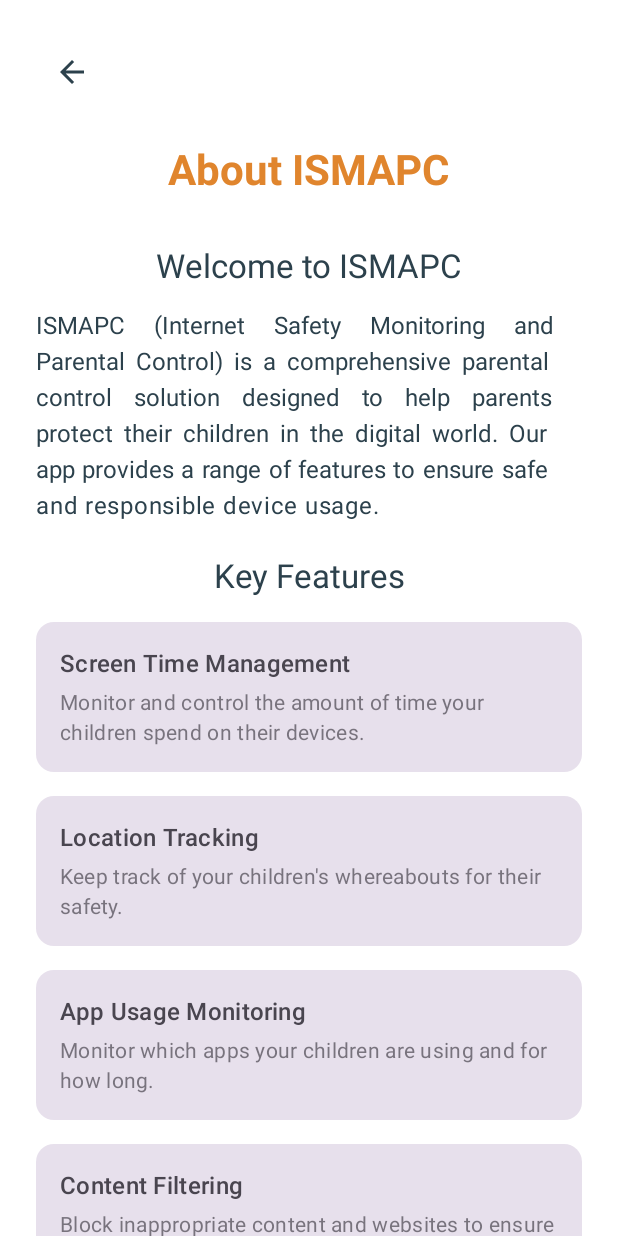
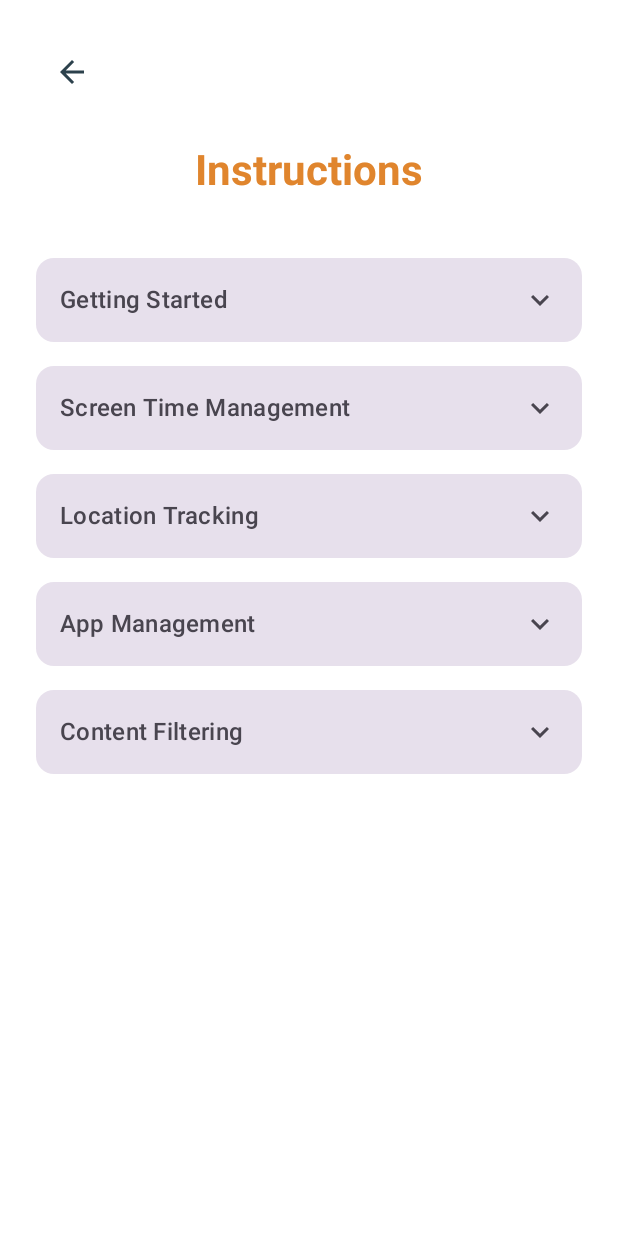
Before and after one commit to lycadaniela/iSMAPC-android-app, an Android app built with Jetpack Compose: the InfoActivity screen opened directly, with no data from a screen before it, on a phone screen of 412 x 824 dp. Run offline under Robolectric (Android 15) with nearby library versions, the phone set to English and light mode, and no system bars; 1 statement that could not run was skipped.

Commit message:
Update InfoActivity.kt

```diff
--- a/app/src/main/java/com/example/ismapc/InfoActivity.kt
+++ b/app/src/main/java/com/example/ismapc/InfoActivity.kt
@@ -3,11 +3,14 @@ package com.example.ismapc
 import android.os.Bundle
 import androidx.activity.ComponentActivity
 import androidx.activity.compose.setContent
+import androidx.compose.animation.*
 import androidx.compose.foundation.layout.*
 import androidx.compose.foundation.rememberScrollState
 import androidx.compose.foundation.verticalScroll
 import androidx.compose.material.icons.Icons
 import androidx.compose.material.icons.filled.ArrowBack
+import androidx.compose.material.icons.filled.KeyboardArrowDown
+import androidx.compose.material.icons.filled.KeyboardArrowUp
 import androidx.compose.material3.*
 import androidx.compose.runtime.*
 import androidx.compose.ui.Alignment
@@ -17,6 +20,7 @@ import androidx.compose.ui.text.font.FontWeight
 import androidx.compose.ui.text.style.TextAlign
 import androidx.compose.ui.unit.dp
 import com.example.ismapc.ui.theme.ISMAPCTheme
+import androidx.compose.foundation.clickable
 
 class InfoActivity : ComponentActivity() {
     override fun onCreate(savedInstanceState: Bundle?) {
@@ -27,7 +31,7 @@ class InfoActivity : ComponentActivity() {
                     modifier = Modifier.fillMaxSize(),
                     color = MaterialTheme.colorScheme.background
                 ) {
-                    InfoScreen()
+                    InstructionsScreen()
                 }
             }
         }
@@ -36,8 +40,9 @@ class InfoActivity : ComponentActivity() {
 
 @OptIn(ExperimentalMaterial3Api::class)
 @Composable
-fun InfoScreen() {
+fun InstructionsScreen() {
     val context = LocalContext.current
+    var expandedSection by remember { mutableStateOf<Int?>(null) }
 
     Column(
         modifier = Modifier
@@ -66,7 +71,7 @@ fun InfoScreen() {
 
         // Title
         Text(
-            text = "About ISMAPC",
+            text = "Instructions",
             style = MaterialTheme.typography.headlineMedium.copy(
                 fontWeight = FontWeight.Bold
             ),
@@ -75,98 +80,106 @@ fun InfoScreen() {
 
         Spacer(modifier = Modifier.height(32.dp))
 
-        // App Description
-        Text(
-            text = "Welcome to ISMAPC",
-            style = MaterialTheme.typography.titleLarge,
-            color = MaterialTheme.colorScheme.onBackground
+        // Instruction Sections
+        InstructionSection(
+            title = "Getting Started",
+            content = "To begin using ISMAPC, first create a parent account. Then, you can add child accounts for each of your children. Make sure to install the app on your children's devices and sign in with their respective accounts.",
+            isExpanded = expandedSection == 0,
+            onClick = { expandedSection = if (expandedSection == 0) null else 0 }
         )
 
-        Spacer(modifier = Modifier.height(16.dp))
-
-        Text(
-            text = "ISMAPC (Internet Safety Monitoring and Parental Control) is a comprehensive parental control solution designed to help parents protect their children in the digital world. Our app provides a range of features to ensure safe and responsible device usage.",
-            style = MaterialTheme.typography.bodyLarge,
-            textAlign = TextAlign.Justify,
-            color = MaterialTheme.colorScheme.onBackground
+        InstructionSection(
+            title = "Screen Time Management",
+            content = "Monitor and control your children's device usage. Set daily limits, schedule device-free time, and receive notifications when limits are reached. You can also view detailed reports of app usage and screen time.",
+            isExpanded = expandedSection == 1,
+            onClick = { expandedSection = if (expandedSection == 1) null else 1 }
         )
 
-        Spacer(modifier = Modifier.height(24.dp))
-
-        // Key Features Section
-        Text(
-            text = "Key Features",
-            style = MaterialTheme.typography.titleLarge,
-            color = MaterialTheme.colorScheme.onBackground
+        InstructionSection(
+            title = "Location Tracking",
+            content = "Keep track of your children's whereabouts in real-time. Set up safe zones and receive alerts when they enter or leave designated areas. View location history and get detailed reports of their movements.",
+            isExpanded = expandedSection == 2,
+            onClick = { expandedSection = if (expandedSection == 2) null else 2 }
         )
 
-        Spacer(modifier = Modifier.height(16.dp))
+        InstructionSection(
+            title = "App Management",
+            content = "Control which apps your children can access. Block inappropriate apps, set time limits for specific apps, and monitor app usage. You can also receive notifications when new apps are installed.",
+            isExpanded = expandedSection == 3,
+            onClick = { expandedSection = if (expandedSection == 3) null else 3 }
+        )
 
-        // Feature List
-        Column(
-            modifier = Modifier.fillMaxWidth(),
-            verticalArrangement = Arrangement.spacedBy(16.dp)
-        ) {
-            FeatureItem(
-                title = "Screen Time Management",
-                description = "Monitor and control the amount of time your children spend on their devices."
-            )
-            FeatureItem(
-                title = "Location Tracking",
-                description = "Keep track of your children's whereabouts for their safety."
-            )
-            FeatureItem(
-                title = "App Usage Monitoring",
-                description = "Monitor which apps your children are using and for how long."
-            )
-            FeatureItem(
+        InstructionSection(
             title = "Content Filtering",
-                description = "Block inappropriate content and websites to ensure safe browsing."
-            )
-            FeatureItem(
-                title = "Device Locking",
-                description = "Remotely lock your children's devices when needed."
-            )
-        }
-
-        Spacer(modifier = Modifier.height(32.dp))
-
-        // Version Info
-        Text(
-            text = "Version 1.0.0",
-            style = MaterialTheme.typography.bodyMedium,
-            color = MaterialTheme.colorScheme.onBackground.copy(alpha = 0.7f)
+            content = "Protect your children from inappropriate content. Set up web filters, block specific websites, and monitor browsing activity. You can also receive alerts when potentially harmful content is accessed.",
+            isExpanded = expandedSection == 4,
+            onClick = { expandedSection = if (expandedSection == 4) null else 4 }
         )
     }
 }
 
 @Composable
-fun FeatureItem(
+fun InstructionSection(
     title: String,
-    description: String
+    content: String,
+    isExpanded: Boolean,
+    onClick: () -> Unit
 ) {
     Card(
-        modifier = Modifier.fillMaxWidth(),
+        modifier = Modifier
+            .fillMaxWidth()
+            .padding(vertical = 8.dp),
         colors = CardDefaults.cardColors(
             containerColor = MaterialTheme.colorScheme.surfaceVariant
         )
     ) {
-        Column(
+        Column {
+            // Header
+            Row(
                 modifier = Modifier
                     .fillMaxWidth()
-                .padding(16.dp)
+                    .clickable(onClick = onClick)
+                    .padding(16.dp),
+                horizontalArrangement = Arrangement.SpaceBetween,
+                verticalAlignment = Alignment.CenterVertically
             ) {
                 Text(
                     text = title,
                     style = MaterialTheme.typography.titleMedium,
                     color = MaterialTheme.colorScheme.onSurfaceVariant
                 )
-            Spacer(modifier = Modifier.height(4.dp))
+                Icon(
+                    imageVector = if (isExpanded) Icons.Default.KeyboardArrowUp else Icons.Default.KeyboardArrowDown,
+                    contentDescription = if (isExpanded) "Collapse" else "Expand",
+                    tint = MaterialTheme.colorScheme.onSurfaceVariant
+                )
+            }
+
+            // Content
+            AnimatedVisibility(
+                visible = isExpanded,
+                enter = expandVertically() + fadeIn(),
+                exit = shrinkVertically() + fadeOut()
+            ) {
+                Column(
+                    modifier = Modifier
+                        .fillMaxWidth()
+                        .padding(horizontal = 16.dp, vertical = 8.dp)
+                ) {
+                    Divider(
+                        color = MaterialTheme.colorScheme.onSurfaceVariant.copy(alpha = 0.2f),
+                        thickness = 1.dp
+                    )
+                    Spacer(modifier = Modifier.height(8.dp))
                     Text(
-                text = description,
+                        text = content,
                         style = MaterialTheme.typography.bodyMedium,
-                color = MaterialTheme.colorScheme.onSurfaceVariant.copy(alpha = 0.7f)
+                        color = MaterialTheme.colorScheme.onSurfaceVariant.copy(alpha = 0.7f),
+                        textAlign = TextAlign.Justify
                     )
+                    Spacer(modifier = Modifier.height(8.dp))
                 }
             }
         }
+    }
+}
```
Lines whose indentation alone changed are shown as unchanged.
